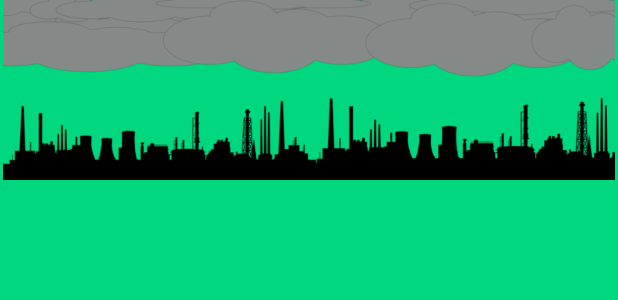
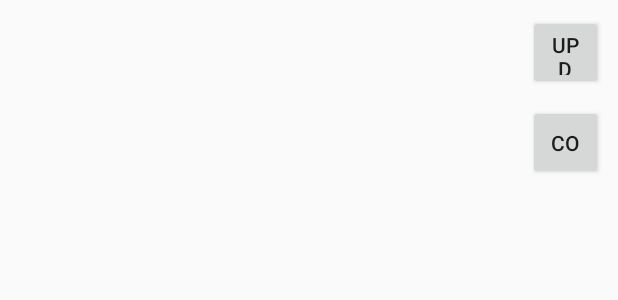
Before and after one commit to RwKaLs/MyEcoProject, an Android app: the layout activity_game.xml on its own in the app's theme, with its tools: preview values and no code run, on a phone screen of 412 x 824 dp. Shown: the top 300 px of the screen. Run offline under Robolectric (Android 15) with nearby library versions, the phone set to English and light mode, and no system bars.

Commit message:
0Map added 1SimpleClicker ready 2Progress may save, start 2nd game

```diff
--- a/app/src/main/AndroidManifest.xml
+++ b/app/src/main/AndroidManifest.xml
@@ -14,6 +14,7 @@
         android:supportsRtl="true"
         android:theme="@style/Theme.MyEcoProject"
         android:usesCleartextTraffic="true">
+        <activity android:name=".changingscreens.ChoiceCountry"></activity>
         <activity android:name=".GameActivity" />
 
         <meta-data
--- a/app/src/main/java/ru/myitschool/vsu2020/myecoproject/MainActivity.java
+++ b/app/src/main/java/ru/myitschool/vsu2020/myecoproject/MainActivity.java
@@ -5,7 +5,6 @@ import android.content.Intent;
 import android.os.Bundle;
 import android.view.View;
 import android.widget.ImageButton;
-import android.widget.Toast;
 
 import androidx.appcompat.app.AppCompatActivity;
 
@@ -15,8 +14,8 @@ public class MainActivity extends AppCompatActivity {
     protected void onCreate(Bundle savedInstanceState) {
         super.onCreate(savedInstanceState);
         setContentView(R.layout.activity_main);
-        ImageButton map_btn = (ImageButton) findViewById(R.id.map_btn);
-        ImageButton game_btn = (ImageButton) findViewById(R.id.game_btn);
+        ImageButton map_btn = findViewById(R.id.map_btn);
+        ImageButton game_btn = findViewById(R.id.game_btn);
         Intent igmap = new Intent(MainActivity.this, GMapActivity.class);
         Intent igame = new Intent(MainActivity.this, GameActivity.class);
         @SuppressLint("NonConstantResourceId") View.OnClickListener onclck = v -> {
--- a/app/src/main/res/layout/activity_game.xml
+++ b/app/src/main/res/layout/activity_game.xml
@@ -6,17 +6,26 @@
     android:layout_width="match_parent"
     android:layout_height="match_parent"
     tools:context=".GameActivity"
-    android:background="@color/clicker_background"
     android:id="@+id/clicker_layout">
-    <ImageView
-        android:id="@+id/fabric_img"
+
+    <FrameLayout
         android:layout_width="match_parent"
-        android:layout_height="120sp"
-        android:src="@drawable/fabric"
-        app:layout_constraintEnd_toEndOf="parent"
-        app:layout_constraintStart_toStartOf="parent"
+        android:layout_height="match_parent"
+        android:id="@+id/game_area"/>
+    <Button
+        android:layout_width="50sp"
+        android:layout_height="50sp"
+        android:id="@+id/btnClickerUpd"
+        android:text="UPD"
+        app:layout_constraintRight_toRightOf="parent"
         app:layout_constraintTop_toTopOf="parent"
-        android:contentDescription="@string/fabric"/>
-
-
+        android:layout_margin="10sp"/>
+    <Button
+        android:layout_width="50sp"
+        android:layout_height="50sp"
+        android:id="@+id/btnGameCountry"
+        android:text="Co"
+        app:layout_constraintTop_toBottomOf="@+id/btnClickerUpd"
+        app:layout_constraintRight_toRightOf="parent"
+        android:layout_margin="10sp"/>
 </androidx.constraintlayout.widget.ConstraintLayout>
--- a/app/src/main/res/values/strings.xml
+++ b/app/src/main/res/values/strings.xml
@@ -3,4 +3,7 @@
     <string name="todo">TODO</string>
     <string name="fabric">fabric</string>
     <string name="score">Ваши монетки : </string>
+    <string name="change_upd">Хотите потратить монеты и повысить уровень?</string>
+    <string name="yes">ДА!</string>
+    <string name="no">НЕТ!</string>
 </resources>
```
Also changed, not shown: app/src/main/java/ru/myitschool/vsu2020/myecoproject/GameActivity.java (+47 -12 lines), app/src/main/java/ru/myitschool/vsu2020/myecoproject/changingscreens/ChoiceCountry.java (added, +16 -0 lines), app/src/main/java/ru/myitschool/vsu2020/myecoproject/drawing/ClickerSurface.java (+40 -18 lines), app/src/main/java/ru/myitschool/vsu2020/myecoproject/logic/World.java (+19 -10 lines), app/src/main/res/layout/activity_choice_country.xml (added, +9 -0 lines).
